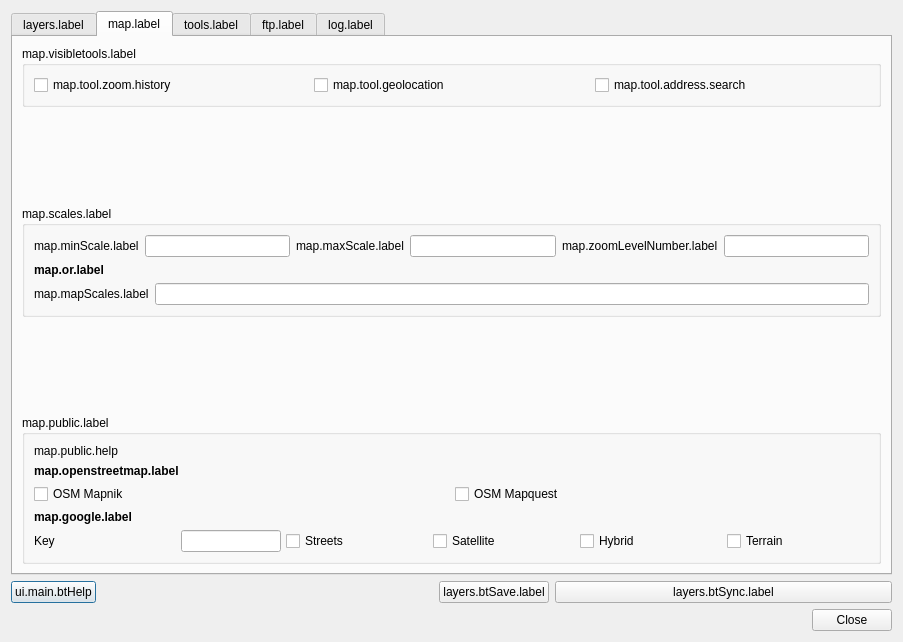
First picture: the form in ui_lizmap.ui, repository 3liz/lizmap-plugin, before the edit.
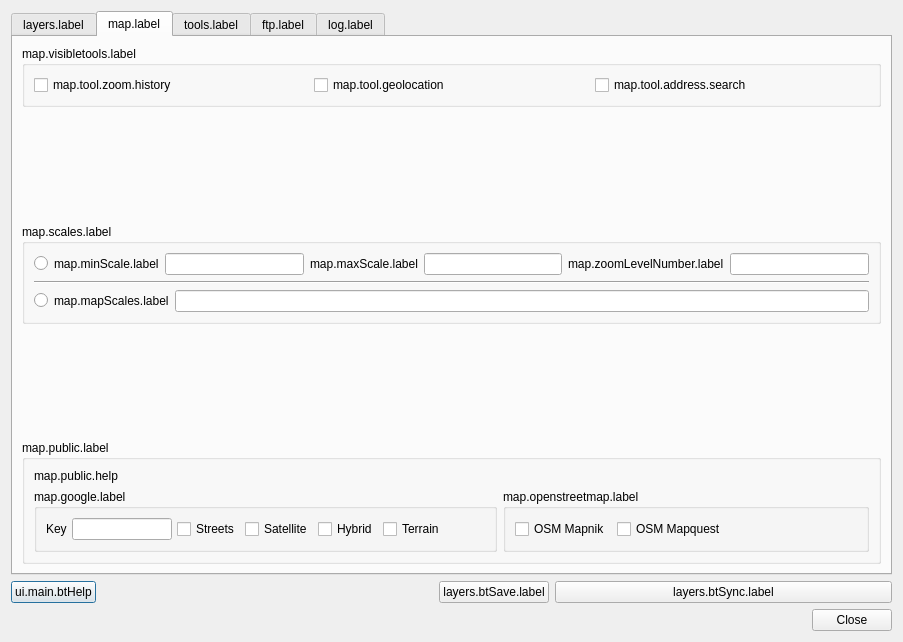
Second picture: the form after the edit. The open tabs and pages were chosen to show the change.

Commit message: reorganized map tab and add group box to popup dialog

```diff
--- a/ui_lizmap.ui
+++ b/ui_lizmap.ui
@@ -339,21 +339,23 @@
          <property name="title">
           <string>map.public.label</string>
          </property>
-         <layout class="QGridLayout" name="gridLayout_13">
-          <item row="3" column="0">
-           <widget class="QLabel" name="label_22">
-            <property name="font">
-             <font>
-              <weight>75</weight>
-              <bold>true</bold>
-             </font>
-            </property>
+         <layout class="QGridLayout" name="gridLayout_22">
+          <item row="0" column="0">
+           <widget class="QLabel" name="label_21">
             <property name="text">
+             <string>map.public.help</string>
+            </property>
+           </widget>
+          </item>
+          <item row="1" column="0">
+           <layout class="QHBoxLayout" name="horizontalLayout_12">
+            <item>
+             <widget class="QGroupBox" name="groupBox_12">
+              <property name="title">
              <string>map.google.label</string>
             </property>
-           </widget>
-          </item>
-          <item row="4" column="0">
+              <layout class="QGridLayout" name="gridLayout_13">
+               <item row="0" column="0">
            <layout class="QHBoxLayout" name="horizontalLayout_13">
             <property name="spacing">
              <number>5</number>
@@ -412,9 +414,31 @@
               </property>
              </widget>
             </item>
-           </layout>
-          </item>
-          <item row="2" column="0">
+                 <item>
+                  <spacer name="horizontalSpacer_6">
+                   <property name="orientation">
+                    <enum>Qt::Horizontal</enum>
+                   </property>
+                   <property name="sizeHint" stdset="0">
+                    <size>
+                     <width>40</width>
+                     <height>20</height>
+                    </size>
+                   </property>
+                  </spacer>
+                 </item>
+                </layout>
+               </item>
+              </layout>
+             </widget>
+            </item>
+            <item>
+             <widget class="QGroupBox" name="groupBox_11">
+              <property name="title">
+               <string>map.openstreetmap.label</string>
+              </property>
+              <layout class="QGridLayout" name="gridLayout_10">
+               <item row="0" column="0">
            <layout class="QHBoxLayout" name="horizontalLayout_9">
             <item>
              <widget class="QCheckBox" name="cbOsmMapnik">
@@ -430,27 +454,25 @@
               </property>
              </widget>
             </item>
-           </layout>
-          </item>
-          <item row="1" column="0">
-           <widget class="QLabel" name="label_23">
-            <property name="font">
-             <font>
-              <weight>75</weight>
-              <bold>true</bold>
-             </font>
-            </property>
-            <property name="text">
-             <string>map.openstreetmap.label</string>
-            </property>
-           </widget>
-          </item>
-          <item row="0" column="0">
-           <widget class="QLabel" name="label_21">
-            <property name="text">
-             <string>map.public.help</string>
-            </property>
-           </widget>
+                 <item>
+                  <spacer name="horizontalSpacer_5">
+                   <property name="orientation">
+                    <enum>Qt::Horizontal</enum>
+                   </property>
+                   <property name="sizeHint" stdset="0">
+                    <size>
+                     <width>40</width>
+                     <height>20</height>
+                    </size>
+                   </property>
+                  </spacer>
+                 </item>
+                </layout>
+               </item>
+              </layout>
+             </widget>
+            </item>
+           </layout>
           </item>
          </layout>
         </widget>
@@ -477,23 +499,17 @@
           <string>map.scales.label</string>
          </property>
          <layout class="QGridLayout" name="gridLayout_3">
-          <item row="1" column="0">
-           <widget class="QLabel" name="label_18">
-            <property name="font">
-             <font>
-              <weight>75</weight>
-              <bold>true</bold>
-             </font>
-            </property>
+          <item row="2" column="0">
+           <layout class="QHBoxLayout" name="horizontalLayout_5">
+            <item>
+             <widget class="QRadioButton" name="radioMapScales">
             <property name="text">
-             <string>map.or.label</string>
+               <string/>
             </property>
            </widget>
           </item>
-          <item row="2" column="0">
-           <layout class="QHBoxLayout" name="horizontalLayout_15">
             <item>
-             <widget class="QLabel" name="label_19">
+             <widget class="QLabel" name="label_15">
               <property name="text">
                <string>map.mapScales.label</string>
               </property>
@@ -509,7 +525,17 @@
            </layout>
           </item>
           <item row="0" column="0">
-           <layout class="QHBoxLayout" name="horizontalLayout_12">
+           <layout class="QHBoxLayout" name="horizontalLayout_11">
+            <item>
+             <widget class="QRadioButton" name="radioMinMaxScales">
+              <property name="text">
+               <string/>
+              </property>
+              <property name="checked">
+               <bool>false</bool>
+              </property>
+             </widget>
+            </item>
             <item>
              <widget class="QLabel" name="label_13">
               <property name="text">
@@ -563,6 +589,13 @@
             </item>
            </layout>
           </item>
+          <item row="1" column="0">
+           <widget class="Line" name="line">
+            <property name="orientation">
+             <enum>Qt::Horizontal</enum>
+            </property>
+           </widget>
+          </item>
          </layout>
         </widget>
        </item>
```
Left out of the diff: 6 changed lines with no effect on the pictures. Lines whose indentation alone changed are shown as unchanged. The commit also changes 4 other files.
